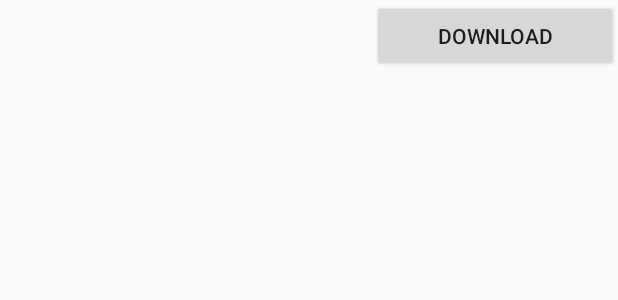
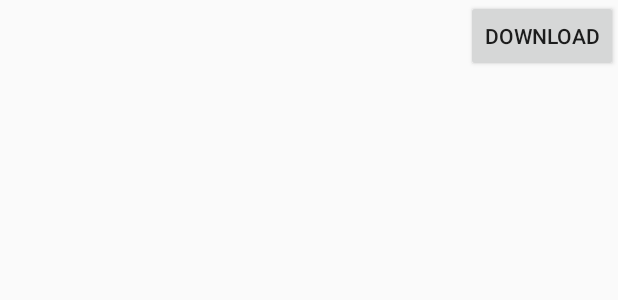
Before and after one commit to if710/2019-2-exercicio-2-podcast-ClaudioCarvalhoo, an Android app: the layout itemlista.xml on its own in the app's theme, with its tools: preview values and no code run, on a phone screen of 412 x 824 dp. Shown: the top 300 px of the screen. Run offline under Robolectric (Android 15) with nearby library versions, the phone set to English and light mode, and no system bars.

Commit message:
feat(itemlista.xml): fix clipping issues

```diff
--- a/PodcastPlayer/app/src/main/res/layout/itemlista.xml
+++ b/PodcastPlayer/app/src/main/res/layout/itemlista.xml
@@ -10,15 +10,15 @@
 
         <TextView
             android:id="@+id/item_title"
-            android:layout_width="wrap_content"
+            android:layout_width="0dp"
             android:layout_height="wrap_content"
             android:layout_weight="8"
-            android:textSize="18sp" />
+            android:textSize="18sp"
+            android:layout_gravity="fill" />
         <Button
             android:id="@+id/item_action"
             android:layout_width="wrap_content"
             android:layout_height="wrap_content"
-            android:layout_weight="2"
             android:text="@string/action_download" />
 
     </LinearLayout>
```
